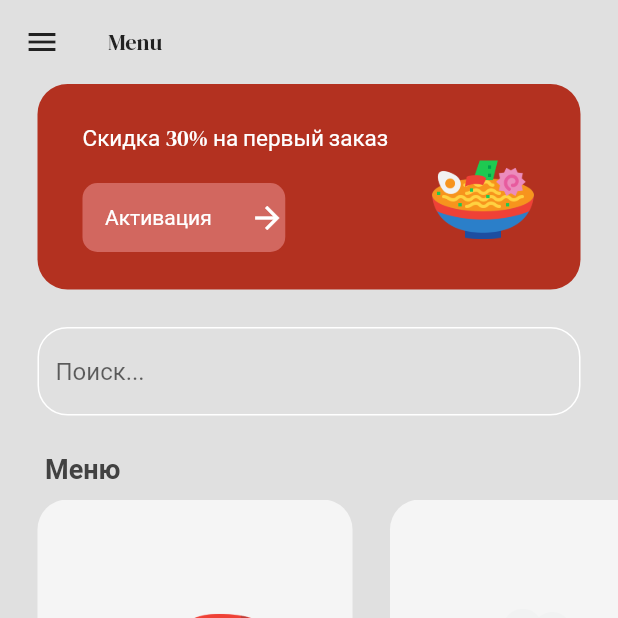
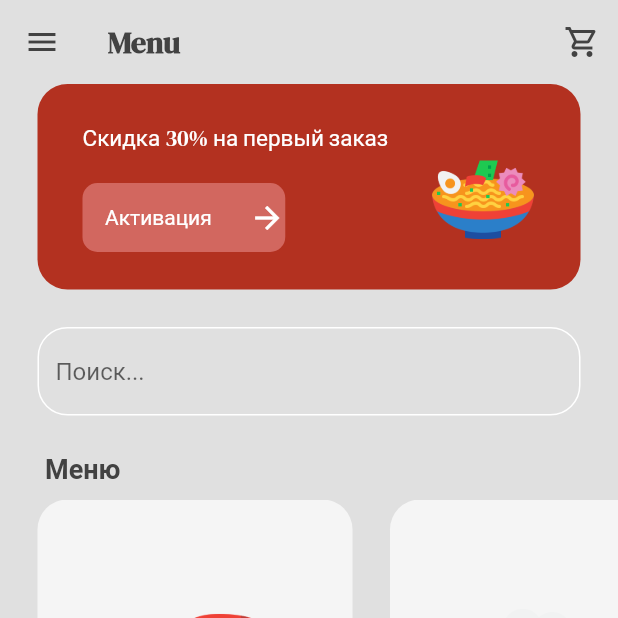
Before and after one commit to MariyaRazboynikova/Sushi-Restaurant, a Flutter app: the MenuPage screen opened by its route, on a phone screen of 412 x 824 dp, the top half of it. Run offline on Flutter 3.47's test engine with Material 2 defaults, Android fonts, the phone set to English and light mode, and no system bars; our stand-ins replace google_fonts.

```diff
--- a/lib/main.dart
+++ b/lib/main.dart
@@ -1,6 +1,7 @@
 import 'package:flutter/material.dart';
 import 'package:provider/provider.dart';
 import 'package:sushi_restaurant/models/shop.dart';
+import 'package:sushi_restaurant/pages/cart_page.dart';
 import 'package:sushi_restaurant/pages/menu_page.dart';
 import 'package:sushi_restaurant/pages/intro_page.dart';
 
@@ -25,7 +26,7 @@ class MyApp extends StatelessWidget {
       routes: {
         '/intro_page': (context) => const IntroPage(),
         '/menu_page': (context) => const MenuPage(),
-        // '/cart_page': (context) => const CartPage(),
+        '/cart_page': (context) => const CartPage(),
         // '/settings_page': (context) => const SettingsPage(),
       },
     );
--- a/lib/pages/menu_page.dart
+++ b/lib/pages/menu_page.dart
@@ -2,11 +2,8 @@ import 'package:flutter/material.dart';
 import 'package:google_fonts/google_fonts.dart';
 import 'package:provider/provider.dart';
 import 'package:sushi_restaurant/components/button.dart';
-import 'package:sushi_restaurant/models/food_model.dart';
 import 'package:sushi_restaurant/models/shop.dart';
 import 'package:sushi_restaurant/themes/colors.dart';
-
-import '../components/drawer.dart';
 import '../components/food_tile.dart';
 import 'food_detailes_page.dart';
 
@@ -44,17 +41,25 @@ class _MenuPageState extends State<MenuPage> {
       backgroundColor: Colors.grey[300],
       appBar: AppBar(
         backgroundColor: Colors.transparent,
+        foregroundColor: Colors.grey[800],
         elevation: 0,
-        leading: Icon(Icons.menu, color: Colors.grey[900]),
+        leading: const Icon(Icons.menu),
         title: Text(
           'Menu',
           style: GoogleFonts.dmSerifDisplay(
-            fontSize: 15,
-            color: Colors.grey[900],
+            fontSize: 20,
+            fontWeight: FontWeight.bold,
           ),
         ),
+        actions: [
+          //go to cart button
+          IconButton(
+            onPressed: () => Navigator.pushNamed(context, '/cart_page'),
+            icon: const Icon(Icons.shopping_cart_outlined),
+          ),
+        ],
       ),
-      drawer: MyDrawer(),
+      // drawer: MyDrawer(),
       body: Column(
         crossAxisAlignment: CrossAxisAlignment.start,
         children: [
```
Also changed, not shown: lib/pages/cart_page.dart (added, +63 -0 lines).
